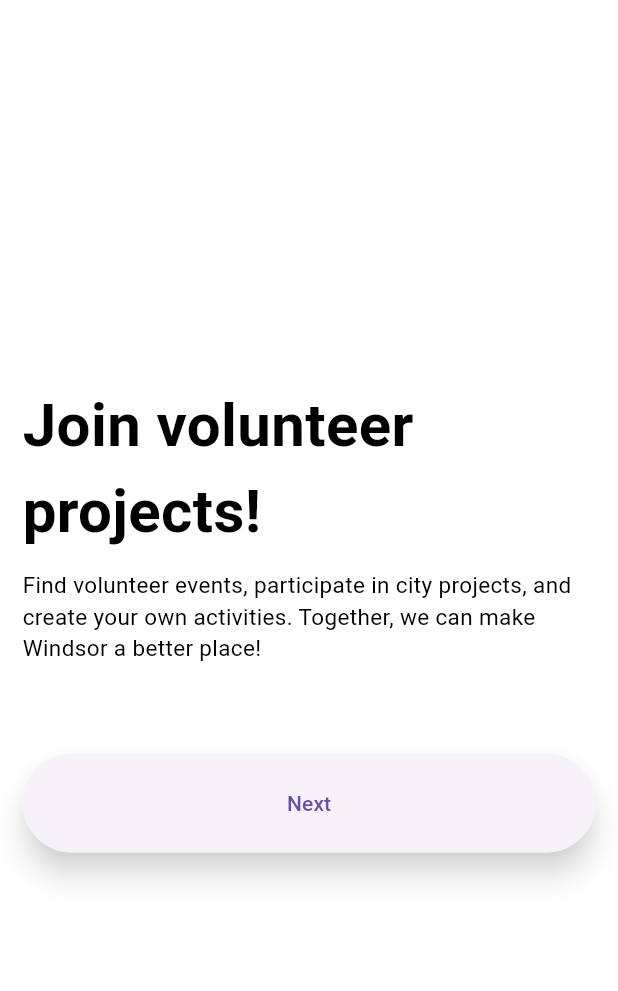
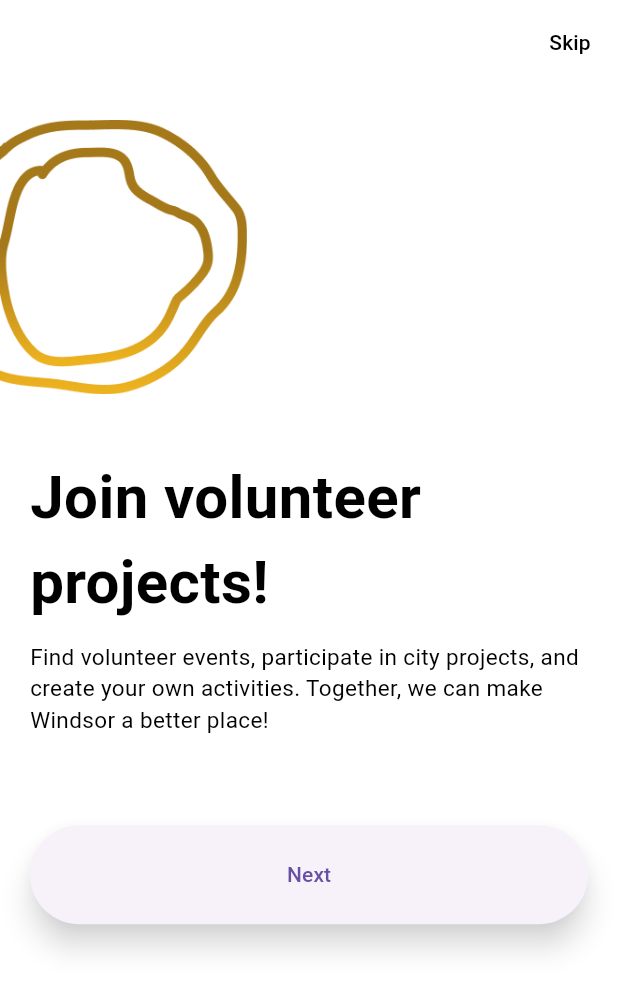
Before and after one commit to patt2005/windsor_caesar_hub, a Flutter app: the screen it shows after launch, after a tap on "Next", after a tap on "Skip", on a phone screen of 412 x 824 dp. Shown: the top 991 px of the screen. Run offline on Flutter 3.47's test engine with Material 3 defaults, Android fonts, the phone set to English and light mode, and no system bars.

Commit message:
onboarding page

```diff
--- a/lib/main.dart
+++ b/lib/main.dart
@@ -1,4 +1,5 @@
 import 'package:flutter/material.dart';
+import 'package:windsor_caesar_hub/utils/utils.dart';
 import 'pages/onboarding_page.dart';
 
 void main() {
@@ -10,6 +11,8 @@
 
   @override
   Widget build(BuildContext context) {
+    screenSize = MediaQuery.of(context).size;
+
     return const MaterialApp(
       home: OnboardingPage(),
       debugShowCheckedModeBanner: false,
--- a/lib/pages/onboarding_page.dart
+++ b/lib/pages/onboarding_page.dart
@@ -1,5 +1,6 @@
 import 'package:flutter/material.dart';
 import 'package:windsor_caesar_hub/pages/main2.dart';
+import 'package:windsor_caesar_hub/utils/utils.dart';
 import '../models/onboarding_info.dart';
 
 class OnboardingPage extends StatefulWidget {
@@ -15,6 +16,25 @@ class _OnboardingPageState extends State<OnboardingPage> {
   @override
   Widget build(BuildContext context) {
     return Scaffold(
+      appBar: AppBar(
+        backgroundColor: Colors.white,
+        elevation: 0,
+        actions: [
+          TextButton(
+            onPressed: () {
+              _pageController.animateToPage(
+                onboardingPages.length - 1,
+                duration: const Duration(milliseconds: 500),
+                curve: Curves.easeInOut,
+              );
+            },
+            child: const Text(
+              "Skip",
+              style: TextStyle(color: Colors.black, fontSize: 14),
+            ),
+          ),
+        ],
+      ),
       backgroundColor: Colors.white,
       body: PageView.builder(
         controller: _pageController,
@@ -23,11 +43,26 @@ class _OnboardingPageState extends State<OnboardingPage> {
           final page = onboardingPages[index];
           return Stack(
             children: [
+              Column(
+                crossAxisAlignment: CrossAxisAlignment.center,
+                children: [
+                  Row(
+                    mainAxisAlignment: page.onRight
+                        ? MainAxisAlignment.end
+                        : MainAxisAlignment.start,
+                    children: [
+                      Image.asset(
+                        page.imageAssetPath,
+                        width: screenSize.height * 0.2,
+                        height: screenSize.height * 0.28,
+                        fit: BoxFit.fitWidth,
+                      ),
+                    ],
+                  ),
+                  SizedBox(height: screenSize.height * 0.02),
                   Padding(
-                padding: const EdgeInsets.symmetric(horizontal: 15),
+                    padding: const EdgeInsets.symmetric(horizontal: 20),
                     child: Column(
-                  mainAxisAlignment: MainAxisAlignment.center,
-                  crossAxisAlignment: CrossAxisAlignment.center,
                       children: [
                         Text(
                           page.title,
@@ -47,14 +82,14 @@ class _OnboardingPageState extends State<OnboardingPage> {
                         ),
                         const SizedBox(height: 60),
                         ElevatedButton(
-                      onPressed: () {
+                          onPressed: () async {
                             if (index < onboardingPages.length - 1) {
-                          _pageController.nextPage(
+                              await _pageController.nextPage(
                                 duration: const Duration(milliseconds: 300),
                                 curve: Curves.easeInOut,
                               );
                             } else {
-                          Navigator.pushReplacement(
+                              await Navigator.pushReplacement(
                                 context,
                                 MaterialPageRoute(
                                     builder: (context) => const Main2()),
@@ -73,19 +108,7 @@ class _OnboardingPageState extends State<OnboardingPage> {
                       ],
                     ),
                   ),
-              if (index < onboardingPages.length - 1)
-                Positioned(
-                  top: 40,
-                  right: 15,
-                  child: TextButton(
-                    onPressed: () {
-                      _pageController.jumpToPage(onboardingPages.length - 1);
-                    },
-                    child: const Text(
-                      "Skip",
-                      style: TextStyle(color: Colors.black, fontSize: 14),
-                    ),
-                  ),
+                ],
               ),
             ],
           );
--- /dev/null
+++ b/lib/utils/utils.dart
@@ -0,0 +1,3 @@
+import 'package:flutter/material.dart';
+
+late Size screenSize;
```
Also changed, not shown: lib/models/onboarding_info.dart (+14 -1 lines), images/onboarding1.png (added), images/onboarding2.png (added), images/onboarding3.png (added), pubspec.lock. Lines whose indentation alone changed are shown as unchanged.
